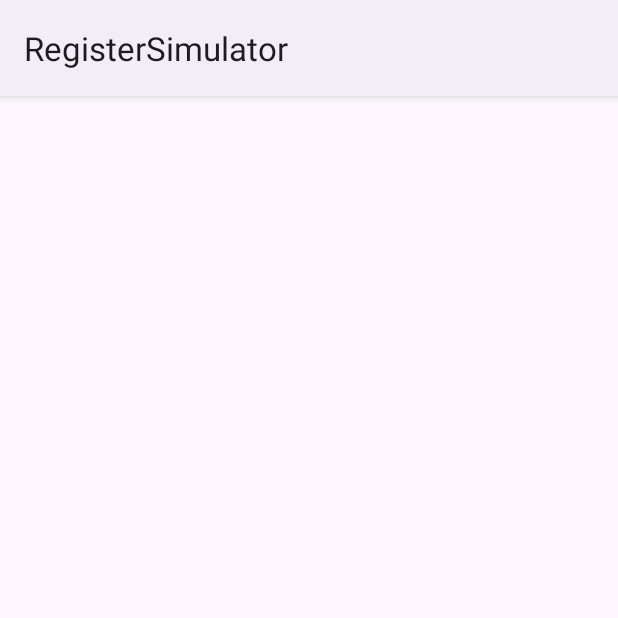
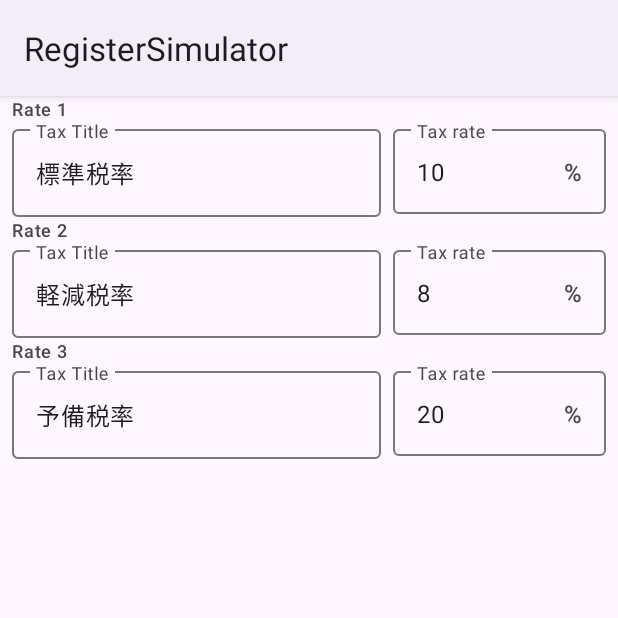
Before and after one commit to yuchan2215/RegisterSimulator, an Android app: the TaxSettingFragment screen opened through its navigation route, on a phone screen of 412 x 824 dp, the top half of it. Run offline under Robolectric (Android 15) with nearby library versions, the phone set to English and light mode, and no system bars; our stand-ins replace Room's generated code, data binding.

Commit message:
add: ページを読み込んだ時に値を表示するように

```diff
--- a/app/src/main/java/xyz/miyayu/android/registersimulator/views/fragments/settings/TaxSettingFragment.kt
+++ b/app/src/main/java/xyz/miyayu/android/registersimulator/views/fragments/settings/TaxSettingFragment.kt
@@ -1,7 +1,27 @@
 package xyz.miyayu.android.registersimulator.views.fragments.settings
 
+import android.os.Bundle
+import android.view.View
 import androidx.fragment.app.Fragment
+import androidx.fragment.app.viewModels
 import xyz.miyayu.android.registersimulator.R
+import xyz.miyayu.android.registersimulator.databinding.TaxSettingFragmentBinding
+import xyz.miyayu.android.registersimulator.viewmodel.TaxSettingViewModel
 
 class TaxSettingFragment : Fragment(R.layout.tax_setting_fragment) {
+    private val taxSettingViewModel: TaxSettingViewModel by viewModels()
+    override fun onViewCreated(view: View, savedInstanceState: Bundle?) {
+        val binding = TaxSettingFragmentBinding.bind(view)
+        val settingItems = listOf(binding.taxSetting1, binding.taxSetting2, binding.taxSetting3)
+        taxSettingViewModel.taxRates.observe(viewLifecycleOwner) {
+            if (it == null) return@observe
+            it.forEachIndexed { index, taxRate ->
+                val settingItem = settingItems[index]
+                settingItem.setTitle(taxRate.title)
+                settingItem.setRate(taxRate.rate)
+                settingItem.setLabel(getString(R.string.tax_rate_label, index + 1))
+                settingItem.visibility = View.VISIBLE
+            }
+        }
+    }
 }
--- a/app/src/main/java/xyz/miyayu/android/registersimulator/views/view/TaxSettingItem.kt
+++ b/app/src/main/java/xyz/miyayu/android/registersimulator/views/view/TaxSettingItem.kt
@@ -3,7 +3,9 @@ package xyz.miyayu.android.registersimulator.views.view
 import android.content.Context
 import android.util.AttributeSet
 import android.view.LayoutInflater
+import android.widget.TextView
 import androidx.constraintlayout.widget.ConstraintLayout
+import com.google.android.material.textfield.TextInputEditText
 import xyz.miyayu.android.registersimulator.R
 
 class TaxSettingItem(context: Context, attrs: AttributeSet) :
@@ -13,4 +15,16 @@ class TaxSettingItem(context: Context, attrs: AttributeSet) :
             R.layout.tax_setting_item, this, true
         )
     }
+
+    fun setTitle(title: String) {
+        this.findViewById<TextInputEditText>(R.id.tax_title_input_edit).setText(title)
+    }
+
+    fun setRate(rate: String) {
+        this.findViewById<TextInputEditText>(R.id.tax_rate_input_edit).setText(rate)
+    }
+
+    fun setLabel(label: String) {
+        this.findViewById<TextView>(R.id.rate_label).setText(label)
+    }
 }
--- a/app/src/main/res/values/strings.xml
+++ b/app/src/main/res/values/strings.xml
@@ -8,4 +8,5 @@
     <string name="tax_name_hint">Tax Title</string>
     <string name="percent">%</string>
     <string name="tax_rate_hint">Tax rate</string>
+    <string name="tax_rate_label">Rate %d</string>
 </resources>
```
